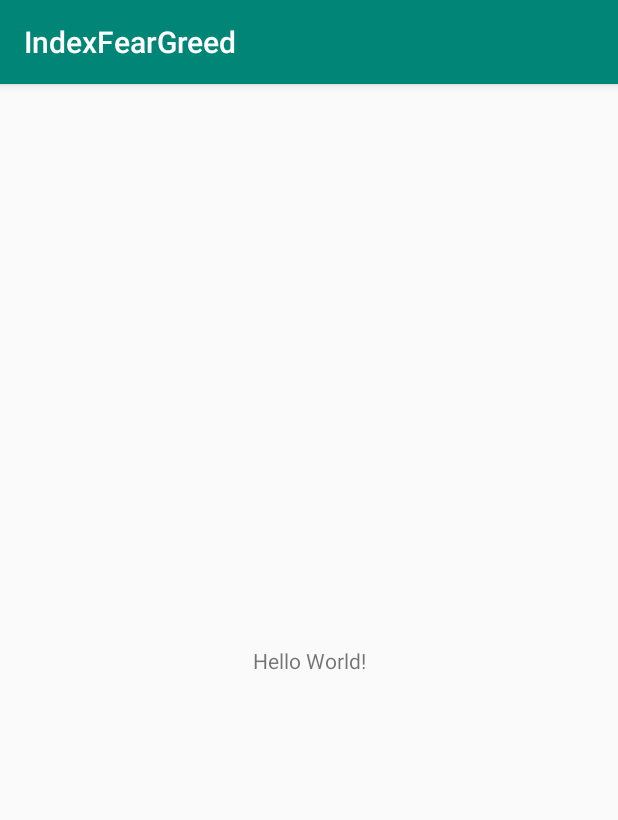
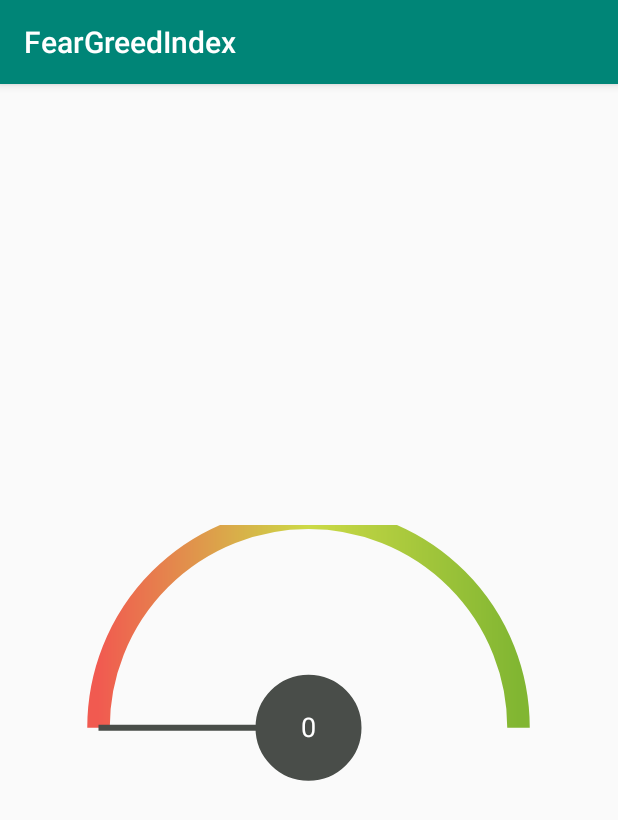
Before and after one commit to Strikelon/IndexFearGreed, an Android app: the screen it shows after launch (MainActivity), on a phone screen of 412 x 824 dp. Shown: the top 820 px of the screen. Run offline under Robolectric (Android 15) with nearby library versions, the phone set to English and light mode, and no system bars; our stand-ins replace RxJava; libraries missing offline, so code that uses them is left out: io.reactivex.internal.

Commit message:
add CustomView

```diff
--- a/app/src/main/java/com/strikalov/indexfeargreed/MainActivity.kt
+++ b/app/src/main/java/com/strikalov/indexfeargreed/MainActivity.kt
@@ -11,6 +11,13 @@ import com.strikalov.indexfeargreed.model.repositories.NetworkRepository
 import com.strikalov.indexfeargreed.model.repositories.NetworkRepositoryImpl
 import io.reactivex.android.schedulers.AndroidSchedulers
 import io.reactivex.internal.util.HalfSerializer.onNext
+import kotlinx.android.synthetic.main.activity_main.*
+import android.animation.AnimatorSet
+import android.view.animation.DecelerateInterpolator
+import android.animation.ObjectAnimator
+import android.view.animation.AccelerateInterpolator
+import java.util.*
+
 
 class MainActivity : AppCompatActivity() {
 
@@ -18,28 +25,38 @@ class MainActivity : AppCompatActivity() {
         private const val TAG_LOG = "MainActivityLog"
     }
 
-    private lateinit var webApi: WebApi
-    private lateinit var networkRepository: NetworkRepository
-    private lateinit var fearGreedIndexInteractor: FearGreedIndexInteractor
-
     override fun onCreate(savedInstanceState: Bundle?) {
         super.onCreate(savedInstanceState)
         setContentView(R.layout.activity_main)
 
-        webApi = WebApi()
-        networkRepository = NetworkRepositoryImpl(webApi)
-        fearGreedIndexInteractor = FearGreedIndexInteractorImpl(networkRepository)
+        custom_view.setOnClickListener {
+            startAnimation()
+        }
 
-        fearGreedIndexInteractor.loadFearGreedIndexList(7)
-            .observeOn(AndroidSchedulers.mainThread())
-            .subscribe(
-                {
-                    Log.i(TAG_LOG, it.fearGreedIndexList.toString())
-                },
-                {
-                    Log.i(TAG_LOG, it.toString())
-                }
-            )
+    }
+
+    private fun startAnimation() {
+
+        val random = Random()
+        var index = 0
+        index = random.nextInt(100)
+        Log.i("MyLogger", "index = $index")
+
+        val animatorFirst = ObjectAnimator
+            .ofInt(custom_view, "indexFearGreedValue", 0, 100)
+            .setDuration(1500)
+        animatorFirst.interpolator = AccelerateInterpolator()
+
+        val animatorSecond = ObjectAnimator
+            .ofInt(custom_view, "indexFearGreedValue", 100, index)
+            .setDuration(1000)
+        animatorSecond.interpolator = DecelerateInterpolator()
+
+        val animatorSet = AnimatorSet()
+        animatorSet
+            .play(animatorFirst)
+            .before(animatorSecond)
+        animatorSet.start()
 
     }
 }
--- /dev/null
+++ b/app/src/main/java/com/strikalov/indexfeargreed/view/CustomView.kt
@@ -0,0 +1,162 @@
+package com.strikalov.indexfeargreed.view
+
+import android.content.Context
+import android.graphics.*
+import android.util.AttributeSet
+import android.view.View
+import com.strikalov.indexfeargreed.R
+import android.graphics.LinearGradient
+
+class CustomView(context: Context, attrs: AttributeSet): View(context, attrs) {
+
+    companion object {
+        private const val DEFAULT_FIRST_ARC_COLOR = Color.RED
+        private const val DEFAULT_SECOND_ARC_COLOR = Color.YELLOW
+        private const val DEFAULT_THIRD_ARC_COLOR = Color.GREEN
+        private const val DEFAULT_ARROW_COLOR = Color.BLACK
+        private const val DEFAULT_ARROW_TEXT_COLOR = Color.WHITE
+        private const val DEFAULT_ARC_WIDTH = 50f
+        private const val DEFAULT_ARROW_RADIUS = 50f
+        private const val DEFAULT_ARROW_LENGTH = 200f
+        private const val DEFAULT_ARROW_WIDTH = 15f
+        private const val DEFAULT_INDEX_FEAR_GREED_VALUE = 0
+        private const val DEFAULT_ARC_ANGEL = 180f
+        private const val DEFAULT_FONT_SIZE = 55f
+    }
+
+    private val arcPaint: Paint = Paint(Paint.ANTI_ALIAS_FLAG)
+    private val arrowPaint: Paint = Paint(Paint.ANTI_ALIAS_FLAG)
+    private val fontPaint: Paint = Paint(Paint.ANTI_ALIAS_FLAG)
+    private val arrowPath: Path = Path()
+    private val arrowMatrix: Matrix = Matrix()
+    private val oval: RectF = RectF()
+
+    private var firstArcColor: Int = DEFAULT_FIRST_ARC_COLOR
+    private var secondArcColor: Int = DEFAULT_SECOND_ARC_COLOR
+    private var thirdArcColor: Int = DEFAULT_THIRD_ARC_COLOR
+    private var arrowColor: Int = DEFAULT_ARROW_COLOR
+    private var arrowTextColor: Int = DEFAULT_ARROW_TEXT_COLOR
+    private var arcWidth: Float = DEFAULT_ARC_WIDTH
+    private var arrowRadius: Float = DEFAULT_ARROW_RADIUS
+    private var arrowLength: Float = DEFAULT_ARROW_LENGTH
+    private var arrowWidth: Float = DEFAULT_ARROW_WIDTH
+    private var fontSize: Float = DEFAULT_FONT_SIZE
+
+    private var indexFearGreedValue: Int = DEFAULT_INDEX_FEAR_GREED_VALUE
+        set(value){
+            field = value
+            invalidate()
+        }
+
+    private var radius: Float = 0f
+    private var centerX: Float = 0f
+    private var centerY: Float = 0f
+
+    init{
+        setupAttrs(context, attrs)
+    }
+
+    private fun setupAttrs(context:Context, attrs:AttributeSet){
+
+        val typedArray = context.obtainStyledAttributes(attrs, R.styleable.CustomView, 0, 0)
+
+        try {
+
+            firstArcColor = typedArray.getColor(R.styleable.CustomView_firstArcColor, DEFAULT_FIRST_ARC_COLOR)
+            secondArcColor = typedArray.getColor(R.styleable.CustomView_secondArcColor, DEFAULT_SECOND_ARC_COLOR)
+            thirdArcColor = typedArray.getColor(R.styleable.CustomView_thirdArcColor, DEFAULT_THIRD_ARC_COLOR)
+            arcWidth = typedArray.getDimension(R.styleable.CustomView_arcWidth, DEFAULT_ARC_WIDTH)
+            arrowColor = typedArray.getColor(R.styleable.CustomView_arrowColor, DEFAULT_ARROW_COLOR)
+            arrowTextColor = typedArray.getColor(R.styleable.CustomView_arrowTextColor, DEFAULT_ARROW_TEXT_COLOR)
+            arrowRadius = typedArray.getDimension(R.styleable.CustomView_arrowRadius, DEFAULT_ARROW_RADIUS)
+            arrowLength = typedArray.getDimension(R.styleable.CustomView_arrowLength, DEFAULT_ARROW_LENGTH)
+            indexFearGreedValue = typedArray.getInt(R.styleable.CustomView_indexFearGreedValue, DEFAULT_INDEX_FEAR_GREED_VALUE)
+            arrowWidth = typedArray.getDimension(R.styleable.CustomView_arrowWidth, DEFAULT_ARROW_WIDTH)
+            fontSize = typedArray.getDimension(R.styleable.CustomView_fontSize, DEFAULT_FONT_SIZE)
+
+        } finally {
+            typedArray.recycle()
+        }
+
+    }
+
+    override fun onMeasure(widthMeasureSpec: Int, heightMeasureSpec: Int) {
+        super.onMeasure(widthMeasureSpec, heightMeasureSpec)
+        setMeasuredDimension(widthMeasureSpec, heightMeasureSpec);
+    }
+
+    override fun onDrawForeground(canvas: Canvas?) {
+        super.onDrawForeground(canvas)
+        val width = width
+        val height = height
+
+        radius = (width / 2.5f)
+        centerX = width / 2f
+        centerY = height - (arrowRadius + arrowWidth) * 1.2f
+
+        drawArc(canvas)
+        drawArrow(canvas)
+    }
+
+    private fun drawArc(canvas: Canvas?) {
+
+        arcPaint.shader = LinearGradient(
+            centerX - radius, 0f, centerX + radius, 0f,
+            intArrayOf(firstArcColor, secondArcColor, thirdArcColor), floatArrayOf(0f, 0.5f, 1f), Shader.TileMode.CLAMP
+        )
+
+        arcPaint.strokeWidth = arcWidth
+        arcPaint.style = Paint.Style.STROKE
+
+        oval.set(
+            centerX - radius,
+            centerY - radius,
+            centerX + radius,
+            centerY + radius
+        )
+
+        canvas?.drawArc(oval, DEFAULT_ARC_ANGEL, DEFAULT_ARC_ANGEL, false, arcPaint)
+
+    }
+
+    private fun drawArrow(canvas: Canvas?) {
+
+        arrowPaint.color = arrowColor
+        arrowPaint.style = Paint.Style.FILL_AND_STROKE
+
+        arrowPath.reset()
+
+        arrowPath.addCircle(centerX, centerY, arrowRadius, Path.Direction.CW)
+
+        arrowPaint.strokeWidth = arrowWidth
+
+        arrowPath.moveTo(centerX, centerY)
+        arrowPath.lineTo(centerX - arrowLength, centerY)
+
+        if (indexFearGreedValue < 0) {
+            indexFearGreedValue = 0
+        } else if (indexFearGreedValue > 100) {
+            indexFearGreedValue = 100
+        }
+
+        val rotateArrowAngle = DEFAULT_ARC_ANGEL * (indexFearGreedValue / 100f)
+
+        arrowMatrix.reset()
+        arrowMatrix.setRotate(rotateArrowAngle, centerX, centerY)
+
+        arrowPath.transform(arrowMatrix)
+
+        canvas?.drawPath(arrowPath, arrowPaint)
+
+        fontPaint.textSize = fontSize
+        fontPaint.style = Paint.Style.STROKE
+        fontPaint.color = arrowTextColor
+        fontPaint.textAlign = Paint.Align.CENTER
+        val indexText = Integer.toString(indexFearGreedValue)
+        val textHeight = -(fontPaint.fontMetrics.ascent + fontPaint.fontMetrics.descent)
+        canvas?.drawText(indexText, centerX, centerY + textHeight / 2f, fontPaint)
+
+    }
+
+
+}
--- a/app/src/main/res/layout/activity_main.xml
+++ b/app/src/main/res/layout/activity_main.xml
@@ -1,19 +1,27 @@
 <?xml version="1.0" encoding="utf-8"?>
-<android.support.constraint.ConstraintLayout
+<LinearLayout
         xmlns:android="http://schemas.android.com/apk/res/android"
         xmlns:tools="http://schemas.android.com/tools"
         xmlns:app="http://schemas.android.com/apk/res-auto"
         android:layout_width="match_parent"
         android:layout_height="match_parent"
+        android:layout_margin="16dp"
+        android:gravity="center"
         tools:context=".MainActivity">
 
-    <TextView
-            android:layout_width="wrap_content"
-            android:layout_height="wrap_content"
-            android:text="Hello World!"
-            app:layout_constraintBottom_toBottomOf="parent"
-            app:layout_constraintLeft_toLeftOf="parent"
-            app:layout_constraintRight_toRightOf="parent"
-            app:layout_constraintTop_toTopOf="parent"/>
+    <com.strikalov.indexfeargreed.view.CustomView
+            android:id="@+id/custom_view"
+            android:layout_width="350dp"
+            android:layout_height="180dp"
+            app:firstArcColor="@color/colorRed"
+            app:secondArcColor="@color/colorYellowGreen"
+            app:thirdArcColor="@color/colorGreen"
+            app:arrowColor="@color/arrowColor"
+            app:arcWidth="15dp"
+            app:arrowLength="140dp"
+            app:arrowWidth="4dp"
+            app:fontSize="18sp"
+            app:indexFearGreedValue="0"/>
 
-</android.support.constraint.ConstraintLayout>
+
+</LinearLayout>
--- /dev/null
+++ b/app/src/main/res/values/attrs.xml
@@ -0,0 +1,16 @@
+<?xml version="1.0" encoding="utf-8"?>
+<resources>
+    <declare-styleable name="CustomView">
+        <attr name="firstArcColor" format="color"/>
+        <attr name="secondArcColor" format="color"/>
+        <attr name="thirdArcColor" format="color"/>
+        <attr name="arcWidth" format="dimension"/>
+        <attr name="arrowColor" format="color"/>
+        <attr name="arrowTextColor" format="color" />
+        <attr name="arrowRadius" format="dimension" />
+        <attr name="arrowLength" format="dimension" />
+        <attr name="arrowWidth" format="dimension" />
+        <attr name="indexFearGreedValue" format="integer"/>
+        <attr name="fontSize" format="dimension"/>
+    </declare-styleable>
+</resources>
--- a/app/src/main/res/values/colors.xml
+++ b/app/src/main/res/values/colors.xml
@@ -3,4 +3,9 @@
     <color name="colorPrimary">#008577</color>
     <color name="colorPrimaryDark">#00574B</color>
     <color name="colorAccent">#D81B60</color>
+
+    <color name="colorRed">#F15A50</color>
+    <color name="colorYellowGreen">#CCDA46</color>
+    <color name="colorGreen">#81B632</color>
+    <color name="arrowColor">#494D49</color>
 </resources>
--- a/app/src/main/res/values/strings.xml
+++ b/app/src/main/res/values/strings.xml
@@ -1,3 +1,3 @@
 <resources>
-    <string name="app_name">IndexFearGreed</string>
+    <string name="app_name">FearGreedIndex</string>
 </resources>
```
